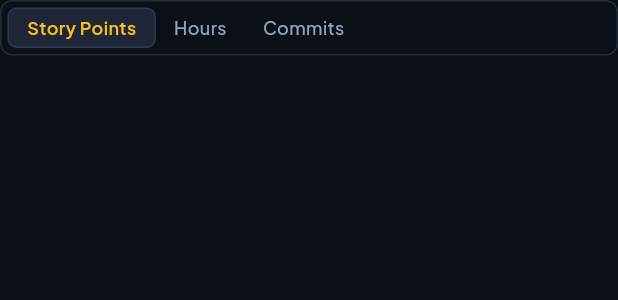
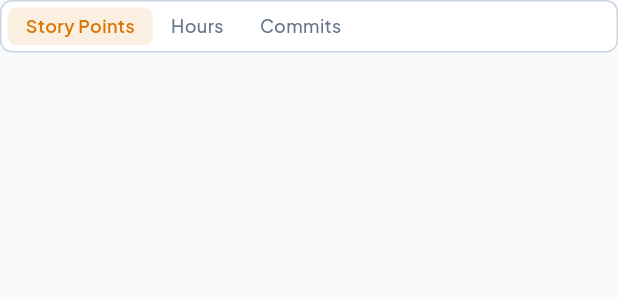
Before and after one commit to BasmalaAhmed/PulseTrack_Dashboard, a Flutter app: the CustomSwitchTabs widget shown alone on an empty page, opened directly, on a phone screen of 412 x 824 dp. Shown: the top 300 px of the screen. Run offline on Flutter 3.47's test engine with Material 3 defaults, Android fonts, the phone set to English and light mode, and no system bars; our stand-ins replace device_preview, dotted_border, fl_chart, flutter_svg, font_awesome_flutter; statements that could not run were skipped.

Commit message:
style: apply light theme to weekly productivity section

```diff
--- a/lib/core/theme/app_theme.dart
+++ b/lib/core/theme/app_theme.dart
@@ -8,7 +8,7 @@ abstract class AppTheme {
   static const ColorScheme darkColorScheme = ColorScheme.dark(
     // Main accent color
     primary: Color(0xFF020617),
-
+    primaryContainer: Color(0xFF25344D),
     // Secondary accent
     secondary: Color(0xFFF59E0B),
     onSecondary: Color(0XFF020617),
@@ -18,6 +18,7 @@ abstract class AppTheme {
     onTertiaryContainer: Color(0XFF34D399),
     outline: Color(0xFF232B3B),
     outlineVariant: Color(0xFF1E293B),
+    tertiary: Color(0xFFCBD5E1),
     // Surfaces
     surface: Color(0XFF131924),
     onSurface: Color(0xFFE2E8F0),
@@ -33,6 +34,7 @@ abstract class AppTheme {
     // Main accent color
     primary: Color(0xFF0F172A),
     onPrimary: Color(0XFFFFFFFF),
+    primaryContainer: Color(0xFF263249),
     // Secondary accent
     secondary: Color(0xFFD97706),
     onSecondary: Color(0xFF020617),
@@ -42,6 +44,7 @@ abstract class AppTheme {
     onTertiaryContainer: Color(0XFF047857),
     outline: Color(0xFFE2E8F0),
     outlineVariant: Color(0xFFCBD5E1),
+    tertiary: Color(0xFFCBD5E1),
     // Surfaces
     surface: Colors.white,
     onSurface: Color(0xFF334155),
--- a/lib/main.dart
+++ b/lib/main.dart
@@ -22,7 +22,7 @@ class PulseTrackApp extends StatelessWidget {
       debugShowCheckedModeBanner: false,
       theme: AppTheme.lightTheme,
       darkTheme: AppTheme.darkTheme,
-      themeMode: ThemeMode.dark,
+      themeMode: ThemeMode.light,
       home: const DashboardView(),
     );
   }
--- a/lib/widgets/custom_switch_tabs.dart
+++ b/lib/widgets/custom_switch_tabs.dart
@@ -1,19 +1,17 @@
 import 'package:flutter/material.dart';
-import 'package:pulse_track_dashboard/utils/app_colors.dart';
 import 'package:pulse_track_dashboard/utils/app_styles.dart';
 
 class CustomSwitchTabs extends StatelessWidget {
-  const CustomSwitchTabs({
-    super.key,
-  });
+  const CustomSwitchTabs({super.key});
 
   @override
   Widget build(BuildContext context) {
+    final colors = Theme.of(context).colorScheme;
     return Container(
       decoration: BoxDecoration(
-        color: AppColors.kSurfaceColor,
+        color: colors.surface,
         borderRadius: BorderRadius.circular(8),
-        border: Border.all(color: AppColors.kBorderColor),
+        border: Border.all(color: colors.outlineVariant),
       ),
       child: Padding(
         padding: const EdgeInsets.all(4),
@@ -21,17 +19,20 @@ class CustomSwitchTabs extends StatelessWidget {
           children: [
             Container(
               decoration: BoxDecoration(
-                color: AppColors.kHighlightSurfaceColor,
+                color: colors.secondary.withValues(alpha: 0.12),
                 borderRadius: BorderRadius.circular(6),
-                border: Border.all(
-                  color: AppColors.kButtonBorderColor
-                )
               ),
               child: Padding(
-                padding: const EdgeInsets.symmetric(horizontal: 12, vertical: 4),
-                child: Text('Story Points' , style: AppStyles.semibold12Style.copyWith(
-                  color: AppColors.kAccentLightColor
-                ),),
+                padding: const EdgeInsets.symmetric(
+                  horizontal: 12,
+                  vertical: 4,
+                ),
+                child: Text(
+                  'Story Points',
+                  style: AppStyles.semibold12Style.copyWith(
+                    color: colors.secondary,
+                  ),
+                ),
               ),
             ),
             Padding(
@@ -39,7 +40,7 @@ class CustomSwitchTabs extends StatelessWidget {
               child: Text(
                 'Hours',
                 style: AppStyles.medium12Style.copyWith(
-                  color: AppColors.kGrey94Color,
+                  color: colors.onSurfaceVariant,
                 ),
               ),
             ),
@@ -48,7 +49,7 @@ class CustomSwitchTabs extends StatelessWidget {
               child: Text(
                 'Commits',
                 style: AppStyles.medium12Style.copyWith(
-                  color: AppColors.kGrey94Color,
+                  color: colors.onSurfaceVariant,
                 ),
               ),
             ),
```
Also changed, not shown: lib/widgets/weekly_productivity_chart.dart (+15 -10 lines), lib/widgets/weekly_productivity_section.dart (+24 -18 lines).
